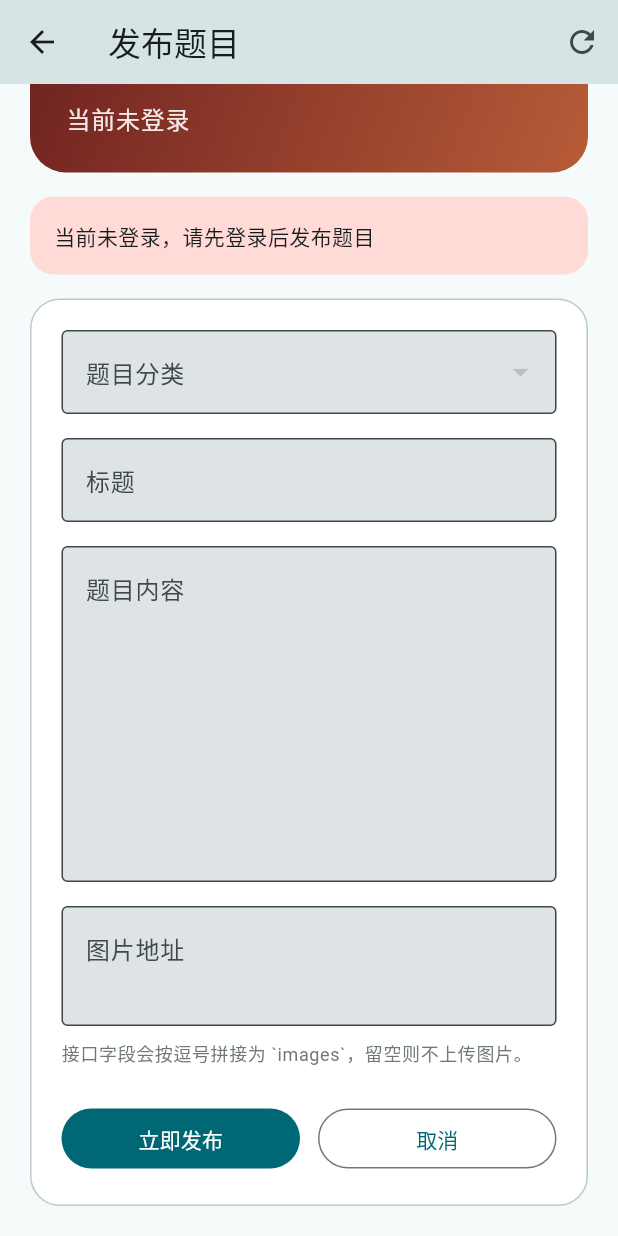
After one commit to 0031400/yuanzhida_flutter_ai, a Flutter app: the QuestionCreatePage screen opened by its route, scrolled down 105 dp, after a tap on "立即发布", on a phone screen of 412 x 824 dp. The commit adds this screen. Run offline on Flutter 3.47's test engine with Material 3 defaults, Android fonts, the phone set to English and light mode, and no system bars; our stand-ins replace shared_preferences; accounts and stored records are empty; network calls fail.

Commit message:
基础的新建问题

```diff
--- a/lib/pages/question_browser_page.dart
+++ b/lib/pages/question_browser_page.dart
@@ -1,5 +1,6 @@
 import 'package:flutter/material.dart';
 
+import '../routes/app_routes.dart';
 import '../services/answerly_api.dart';
 import 'login_page.dart' show kApiBaseUrl;
 
@@ -239,6 +240,17 @@ class _QuestionBrowserPageState extends State<QuestionBrowserPage> {
       appBar: AppBar(
         title: const Text('题目浏览'),
         actions: [
+          IconButton(
+            onPressed: () async {
+              await Navigator.of(context).pushNamed(AppRoutes.questionCreate);
+              if (!mounted) {
+                return;
+              }
+              _loadQuestions();
+            },
+            icon: const Icon(Icons.add_circle_outline),
+            tooltip: '发布题目',
+          ),
           IconButton(
             onPressed: _loadingCategories || _loadingQuestions
                 ? null
--- /dev/null
+++ b/lib/pages/question_create_page.dart
@@ -0,0 +1,387 @@
+import 'package:flutter/material.dart';
+
+import '../routes/app_routes.dart';
+import '../services/answerly_api.dart';
+import '../services/auth_session.dart';
+import 'login_page.dart' show kApiBaseUrl;
+
+class QuestionCreatePage extends StatefulWidget {
+  const QuestionCreatePage({super.key});
+
+  @override
+  State<QuestionCreatePage> createState() => _QuestionCreatePageState();
+}
+
+class _QuestionCreatePageState extends State<QuestionCreatePage> {
+  final _formKey = GlobalKey<FormState>();
+  final _titleController = TextEditingController();
+  final _contentController = TextEditingController();
+  final _imagesController = TextEditingController();
+
+  late final AnswerlyApi _api;
+
+  List<CategorySummary> _categories = const [];
+  int? _selectedCategoryId;
+  bool _loadingCategories = false;
+  bool _submitting = false;
+  String? _errorText;
+
+  @override
+  void initState() {
+    super.initState();
+    _api = AnswerlyApi(baseUrl: kApiBaseUrl);
+    _loadCategories();
+  }
+
+  @override
+  void dispose() {
+    _titleController.dispose();
+    _contentController.dispose();
+    _imagesController.dispose();
+    super.dispose();
+  }
+
+  Future<void> _loadCategories({bool forceRefresh = false}) async {
+    setState(() {
+      _loadingCategories = true;
+      _errorText = null;
+    });
+
+    try {
+      final categories = await _api.fetchCategories(forceRefresh: forceRefresh);
+      if (!mounted) {
+        return;
+      }
+      setState(() {
+        _categories = categories;
+        _selectedCategoryId ??= categories.isNotEmpty ? categories.first.id : null;
+      });
+    } on ApiException catch (error) {
+      if (!mounted) {
+        return;
+      }
+      setState(() {
+        _errorText = error.message ?? '获取分类失败';
+        _categories = const [];
+        _selectedCategoryId = null;
+      });
+    } catch (_) {
+      if (!mounted) {
+        return;
+      }
+      setState(() {
+        _errorText = '网络异常，请稍后重试';
+        _categories = const [];
+        _selectedCategoryId = null;
+      });
+    } finally {
+      if (mounted) {
+        setState(() {
+          _loadingCategories = false;
+        });
+      }
+    }
+  }
+
+  Future<void> _submit() async {
+    final username = AuthSession.username;
+    final token = AuthSession.token;
+    if (username == null || token == null) {
+      setState(() {
+        _errorText = '当前未登录，请先登录后发布题目';
+      });
+      return;
+    }
+    if (_selectedCategoryId == null) {
+      setState(() {
+        _errorText = '请选择题目分类';
+      });
+      return;
+    }
+    if (!_formKey.currentState!.validate()) {
+      return;
+    }
+
+    setState(() {
+      _submitting = true;
+      _errorText = null;
+    });
+
+    try {
+      final loginValid = await _api.checkLogin(username: username, token: token);
+      if (!loginValid) {
+        await AuthSession.clear();
+        if (!mounted) {
+          return;
+        }
+        setState(() {
+          _errorText = '登录态已失效，请重新登录';
+        });
+        return;
+      }
+
+      await _api.createQuestion(
+        username: username,
+        token: token,
+        request: CreateQuestionRequest(
+          images: _normalizeImages(_imagesController.text),
+          categoryId: _selectedCategoryId!,
+          title: _titleController.text.trim(),
+          content: _contentController.text.trim(),
+        ),
+      );
+
+      if (!mounted) {
+        return;
+      }
+      ScaffoldMessenger.of(
+        context,
+      ).showSnackBar(const SnackBar(content: Text('题目发布成功')));
+      Navigator.of(context).pushNamedAndRemoveUntil(
+        AppRoutes.questionList,
+        (route) => route.settings.name == AppRoutes.home,
+      );
+    } on ApiException catch (error) {
+      if (!mounted) {
+        return;
+      }
+      if (error.code == 'A000204') {
+        await AuthSession.clear();
+      }
+      setState(() {
+        _errorText = error.message ?? '发布题目失败';
+      });
+    } catch (_) {
+      if (!mounted) {
+        return;
+      }
+      setState(() {
+        _errorText = '网络异常，请稍后重试';
+      });
+    } finally {
+      if (mounted) {
+        setState(() {
+          _submitting = false;
+        });
+      }
+    }
+  }
+
+  String _normalizeImages(String raw) {
+    return raw
+        .split(RegExp(r'[\n,]'))
+        .map((item) => item.trim())
+        .where((item) => item.isNotEmpty)
+        .join(',');
+  }
+
+  @override
+  Widget build(BuildContext context) {
+    final theme = Theme.of(context);
+    final colorScheme = theme.colorScheme;
+    final username = AuthSession.username;
+
+    return Scaffold(
+      appBar: AppBar(
+        title: const Text('发布题目'),
+        actions: [
+          IconButton(
+            onPressed: _loadingCategories || _submitting
+                ? null
+                : () => _loadCategories(forceRefresh: true),
+            icon: const Icon(Icons.refresh),
+            tooltip: '刷新分类',
+          ),
+        ],
+      ),
+      body: SafeArea(
+        child: Center(
+          child: ConstrainedBox(
+            constraints: const BoxConstraints(maxWidth: 820),
+            child: ListView(
+              padding: const EdgeInsets.all(20),
+              children: [
+                Container(
+                  padding: const EdgeInsets.all(24),
+                  decoration: BoxDecoration(
+                    gradient: const LinearGradient(
+                      colors: [Color(0xFF6B1F1F), Color(0xFFB85C38)],
+                      begin: Alignment.topLeft,
+                      end: Alignment.bottomRight,
+                    ),
+                    borderRadius: BorderRadius.circular(24),
+                  ),
+                  child: Column(
+                    crossAxisAlignment: CrossAxisAlignment.start,
+                    children: [
+                      Text(
+                        '把问题描述清楚，答案会来得更快',
+                        style: theme.textTheme.headlineSmall?.copyWith(
+                          color: Colors.white,
+                          fontWeight: FontWeight.w800,
+                        ),
+                      ),
+                      const SizedBox(height: 8),
+                      Text(
+                        username == null ? '当前未登录' : '当前发布账号：$username',
+                        style: theme.textTheme.bodyLarge?.copyWith(
+                          color: Colors.white.withValues(alpha: 0.9),
+                        ),
+                      ),
+                    ],
+                  ),
+                ),
+                const SizedBox(height: 16),
+                if (_errorText != null)
+                  Container(
+                    padding: const EdgeInsets.all(16),
+                    decoration: BoxDecoration(
+                      color: colorScheme.errorContainer,
+                      borderRadius: BorderRadius.circular(16),
+                    ),
+                    child: Text(_errorText!),
+                  ),
+                if (_errorText != null) const SizedBox(height: 16),
+                Container(
+                  padding: const EdgeInsets.all(20),
+                  decoration: BoxDecoration(
+                    color: colorScheme.surfaceContainerLowest,
+                    borderRadius: BorderRadius.circular(20),
+                    border: Border.all(color: colorScheme.outlineVariant),
+                  ),
+                  child: Form(
+                    key: _formKey,
+                    child: Column(
+                      crossAxisAlignment: CrossAxisAlignment.stretch,
+                      children: [
+                        DropdownButtonFormField<int>(
+                          initialValue: _selectedCategoryId,
+                          decoration: const InputDecoration(
+                            labelText: '题目分类',
+                            border: OutlineInputBorder(),
+                          ),
+                          items: _categories
+                              .map(
+                                (item) => DropdownMenuItem<int>(
+                                  value: item.id,
+                                  child: Text(item.name),
+                                ),
+                              )
+                              .toList(),
+                          onChanged: _loadingCategories || _submitting
+                              ? null
+                              : (value) {
+                                  setState(() {
+                                    _selectedCategoryId = value;
+                                  });
+                                },
+                          validator: (value) {
+                            if (value == null) {
+                              return '请选择题目分类';
+                            }
+                            return null;
+                          },
+                        ),
+                        const SizedBox(height: 16),
+                        TextFormField(
+                          controller: _titleController,
+                          textInputAction: TextInputAction.next,
+                          decoration: const InputDecoration(
+                            labelText: '标题',
+                            hintText: '例如：微积分极限题求解',
+                            border: OutlineInputBorder(),
+                          ),
+                          validator: (value) {
+                            final text = value?.trim() ?? '';
+                            if (text.isEmpty) {
+                              return '请输入标题';
+                            }
+                            if (text.length < 5) {
+                              return '标题至少 5 个字符';
+                            }
+                            return null;
+                          },
+                        ),
+                        const SizedBox(height: 16),
+                        TextFormField(
+                          controller: _contentController,
+                          minLines: 8,
+                          maxLines: 12,
+                          decoration: const InputDecoration(
+                            labelText: '题目内容',
+                            hintText: '请补充题目背景、已尝试的方法、卡住的位置等',
+                            alignLabelWithHint: true,
+                            border: OutlineInputBorder(),
+                          ),
+                          validator: (value) {
+                            final text = value?.trim() ?? '';
+                            if (text.isEmpty) {
+                              return '请输入题目内容';
+                            }
+                            if (text.length < 10) {
+                              return '题目内容至少 10 个字符';
+                            }
+                            return null;
+                          },
+                        ),
+                        const SizedBox(height: 16),
+                        TextFormField(
+                          controller: _imagesController,
+                          minLines: 2,
+                          maxLines: 4,
+                          decoration: const InputDecoration(
+                            labelText: '图片地址',
+                            hintText: '支持多个地址，使用英文逗号或换行分隔',
+                            alignLabelWithHint: true,
+                            border: OutlineInputBorder(),
+                          ),
+                        ),
+                        const SizedBox(height: 10),
+                        Text(
+                          '接口字段会按逗号拼接为 `images`，留空则不上传图片。',
+                          style: theme.textTheme.bodySmall?.copyWith(
+                            color: colorScheme.outline,
+                          ),
+                        ),
+                        const SizedBox(height: 24),
+                        Row(
+                          children: [
+                            Expanded(
+                              child: FilledButton(
+                                onPressed: _submitting || _loadingCategories
+                                    ? null
+                                    : _submit,
+                                child: _submitting
+                                    ? const SizedBox(
+                                        width: 20,
+                                        height: 20,
+                                        child: CircularProgressIndicator(
+                                          strokeWidth: 2,
+                                        ),
+                                      )
+                                    : const Text('立即发布'),
+                              ),
+                            ),
+                            const SizedBox(width: 12),
+                            Expanded(
+                              child: OutlinedButton(
+                                onPressed: _submitting
+                                    ? null
+                                    : () => Navigator.of(context).maybePop(),
+                                child: const Text('取消'),
+                              ),
+                            ),
+                          ],
+                        ),
+                      ],
+                    ),
+                  ),
+                ),
+              ],
+            ),
+          ),
+        ),
+      ),
+    );
+  }
+}
--- a/lib/routes/app_routes.dart
+++ b/lib/routes/app_routes.dart
@@ -5,6 +5,7 @@ import '../pages/login_page.dart';
 import '../pages/placeholder_page.dart';
 import '../pages/profile_page.dart';
 import '../pages/profile_edit_page.dart';
+import '../pages/question_create_page.dart';
 import '../pages/question_browser_page.dart';
 import '../pages/register_page.dart';
 
@@ -67,10 +68,9 @@ class AppRoutes {
           settings: settings,
         );
       case questionCreate:
-        return _placeholderRoute(
-          settings,
-          title: '发布题目',
-          description: '对应创建、修改、删除、标记解决等题目接口。',
+        return MaterialPageRoute<void>(
+          builder: (_) => const QuestionCreatePage(),
+          settings: settings,
         );
       case questionDetail:
         return MaterialPageRoute<void>(
--- a/lib/services/answerly_api.dart
+++ b/lib/services/answerly_api.dart
@@ -161,6 +161,20 @@ class CommentPageData {
   final int total;
   final int current;
   final int size;
+}
+
+class CreateQuestionRequest {
+  const CreateQuestionRequest({
+    required this.images,
+    required this.categoryId,
+    required this.title,
+    required this.content,
+  });
+
+  final String images;
+  final int categoryId;
+  final String title;
+  final String content;
 }
 
 class UserProfile {
@@ -479,6 +493,31 @@ class AnswerlyApi {
     return QuestionDetail.fromJson(data);
   }
 
+  Future<void> createQuestion({
+    required String username,
+    required String token,
+    required CreateQuestionRequest request,
+  }) async {
+    final uri = Uri.parse('$baseUrl/api/answerly/v1/question');
+    final headers = <String, String>{
+      ..._authHeaders(username: username, token: token),
+      'Content-Type': 'application/json',
+    };
+    final response = await _client.post(
+      uri,
+      headers: headers,
+      body: jsonEncode({
+        'images': request.images,
+        'categoryId': request.categoryId,
+        'title': request.title,
+        'content': request.content,
+      }),
+    );
+
+    _ensureSuccessStatus(response, fallbackMessage: 'Create question failed');
+    _ensureSuccessBody(response.body);
+  }
+
   Future<CommentPageData> fetchCommentPage({
     required int questionId,
     int current = 1,
```
